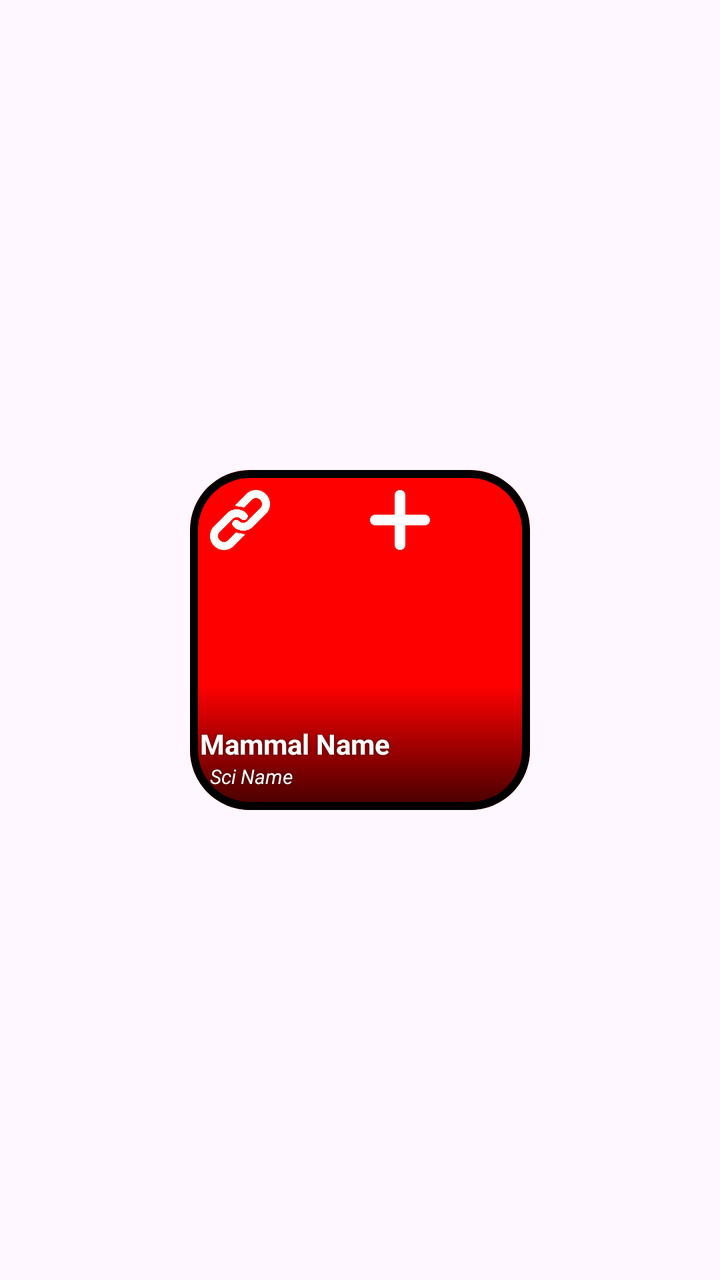
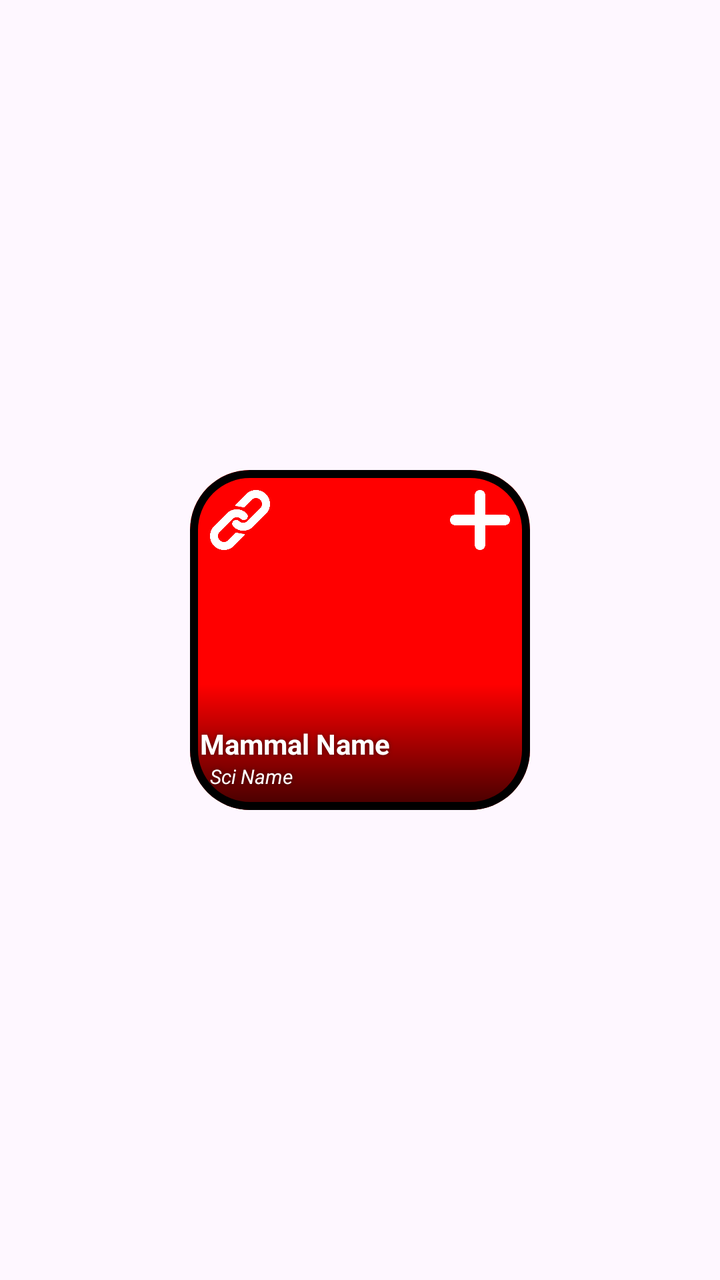

Compare the two renders of this Android layout. The source of the first and the diff that turns it into the second are given below.
<!-- AndroidManifest.xml: application theme Theme.MammalDex -->
<!-- res/layout/species_item.xml -->
<?xml version="1.0" encoding="utf-8"?>
<FrameLayout xmlns:android="http://schemas.android.com/apk/res/android"
    android:layout_width="match_parent"
    android:layout_height="wrap_content"
    xmlns:app="http://schemas.android.com/apk/res-auto"
    xmlns:tools="http://schemas.android.com/tools"
    android:orientation="vertical"
    android:layout_gravity="center"
    android:layout_marginBottom="10dp"
    android:scaleType="centerCrop"
    app:layout_constraintTop_toTopOf="parent"
    app:layout_constraintStart_toStartOf="parent"
    app:layout_constraintEnd_toEndOf="parent"
    app:layout_constraintTop_toBottomOf="parent"
    tools:context="com.example.mammaldex.view.SearchFragment">

    <com.google.android.material.card.MaterialCardView
        android:id="@+id/mammalCard"
        android:layout_width="170dp"
        android:layout_height="170dp"
        app:cardCornerRadius="30dp"
        app:strokeColor="#000000"
        app:strokeWidth="4dp"
        android:layout_gravity="center"
        android:scaleType="centerCrop"
        >

        <ImageView
            android:id="@+id/mammalImageView"
            android:layout_width="match_parent"
            android:layout_height="match_parent"
            android:background="#FF0000"
            android:scaleType="centerCrop"
            />

        <LinearLayout
            android:layout_width="match_parent"
            android:layout_height="wrap_content"
            android:orientation="horizontal"
            android:layout_gravity="top|center_horizontal"
            android:layout_marginTop="10dp">

            <ImageView
                android:id="@+id/mammalWikiLink"
                android:layout_width="30dp"
                android:layout_height="30dp"
                android:layout_marginStart="10dp"
                android:src="@drawable/icon_link"
                android:contentDescription="Icon Link"
                app:tint="@color/white"
                android:clickable="true"
                android:focusable="true"/>

            <View
                android:layout_width="0dp"
                android:layout_height="1dp"
                android:layout_weight="1" />

            <ImageView
                android:id="@+id/mammalSightAdd"
                android:layout_width="30dp"
                android:layout_height="30dp"
                android:layout_marginEnd="10dp"
                android:src="@drawable/icon_plus"
                android:contentDescription="Icon Add"
                app:tint="@color/white"
                />

            <ImageView
                android:id="@+id/mammalSightRemove"
                android:layout_width="30dp"
                android:layout_height="30dp"
                android:layout_marginEnd="10dp"
                android:src="@drawable/icon_minus"
                android:contentDescription="Icon Remove"
                app:tint="@color/white"
                android:visibility="invisible"
                />

        </LinearLayout>

        <LinearLayout
            android:id="@+id/mammalTextLayout"
            android:layout_width="match_parent"
            android:layout_height="wrap_content"
            android:orientation="vertical"
            android:layout_gravity="bottom|center_vertical"
            android:background="@drawable/text_background">

            <TextView
                android:id="@+id/mammalName"
                android:layout_width="match_parent"
                android:layout_height="wrap_content"
                android:layout_marginStart="5dp"
                android:layout_marginTop="20dp"
                android:text="Mammal Name"
                android:textColor="@color/white"
                android:textSize="14sp"
                android:textStyle="bold"
                style="@style/shadowText"/>

            <TextView
                android:id="@+id/mammalSciName"
                android:layout_width="match_parent"
                android:layout_height="wrap_content"
                android:layout_gravity="bottom|center_vertical"
                android:layout_marginStart= "10dp"
                android:layout_marginBottom="10dp"
                android:textSize="10sp"
                android:textStyle="italic"
                android:text="Sci Name"
                android:textColor="@color/white"
                style="@style/shadowText"/>
        </LinearLayout>
    </com.google.android.material.card.MaterialCardView>






</FrameLayout>
<!-- resources referenced by this layout -->
<resources>
  <color name="white">#FFFFFFFF</color>
  <!-- drawable icon_link: png bitmap (drawable, 7583 bytes) -->
  <!-- drawable icon_minus: png bitmap (drawable, 2664 bytes) -->
  <!-- drawable icon_plus: png bitmap (drawable, 3024 bytes) -->
  <!-- drawable text_background (drawable) -->
  <?xml version="1.0" encoding="utf-8"?>
  <shape xmlns:android="http://schemas.android.com/apk/res/android"
          android:shape="rectangle">
      <gradient
          android:type="linear"
          android:angle="90"
          android:startColor="#BF000000"
          android:endColor="#00000000" />
  </shape>
  <style name="shadowText">
          <item name="android:shadowColor">#80000000</item>
          <item name="android:shadowDx">0</item>
          <item name="android:shadowDy">0</item>
          <item name="android:shadowRadius">5</item>
      </style>
  <style name="Theme.MammalDex" parent="Base.Theme.MammalDex" />
  <style name="Base.Theme.MammalDex" parent="Theme.Material3.DayNight.NoActionBar">
          
          
      </style>
</resources>

<!-- the commit's change to res/layout/species_item.xml (unified diff, before → after) -->
@@ -56,27 +56,30 @@
                 android:layout_height="1dp"
                 android:layout_weight="1" />
 
-            <ImageView
-                android:id="@+id/mammalSightAdd"
+            <FrameLayout
                 android:layout_width="30dp"
                 android:layout_height="30dp"
-                android:layout_marginEnd="10dp"
-                android:src="@drawable/icon_plus"
-                android:contentDescription="Icon Add"
-                app:tint="@color/white"
-                />
+                android:layout_marginEnd="10dp">
 
-            <ImageView
-                android:id="@+id/mammalSightRemove"
-                android:layout_width="30dp"
-                android:layout_height="30dp"
-                android:layout_marginEnd="10dp"
-                android:src="@drawable/icon_minus"
-                android:contentDescription="Icon Remove"
-                app:tint="@color/white"
-                android:visibility="invisible"
-                />
+                <ImageView
+                    android:id="@+id/mammalSightAdd"
+                    android:layout_width="match_parent"
+                    android:layout_height="match_parent"
+                    android:src="@drawable/icon_plus"
+                    android:contentDescription="Icon Add"
+                    app:tint="@color/white"
+                    />
 
+                <ImageView
+                    android:id="@+id/mammalSightRemove"
+                    android:layout_width="match_parent"
+                    android:layout_height="match_parent"
+                    android:src="@drawable/icon_minus"
+                    android:contentDescription="Icon Remove"
+                    app:tint="@color/white"
+                    android:visibility="invisible"
+                    />
+            </FrameLayout>
         </LinearLayout>
 
         <LinearLayout
